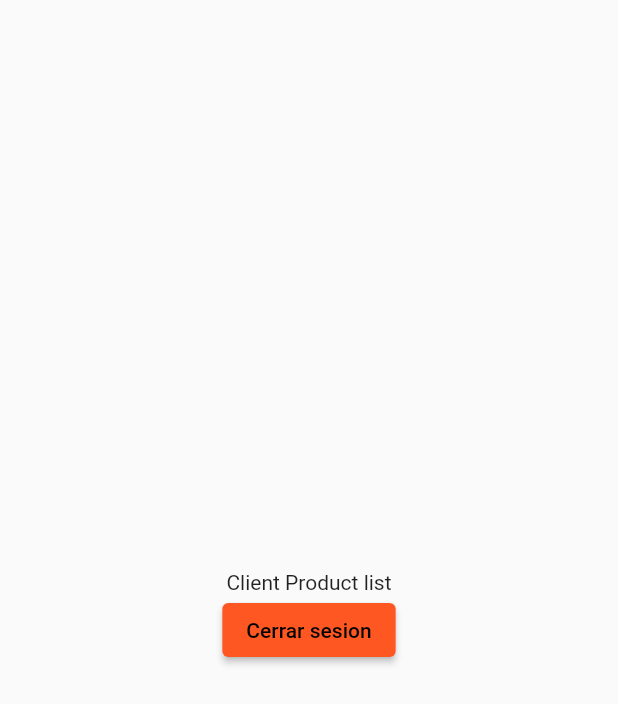
After one commit to WirisLife145/deliveryfood, a Flutter app: the ClientProductsListPage screen opened by its route, on a phone screen of 412 x 824 dp. The commit adds this screen. Shown: the top 704 px of the screen. Run offline on Flutter 3.47's test engine with Material 2 defaults, Android fonts, the phone set to English and light mode, and no system bars; our stand-ins replace get, get_storage, image_picker, sn_progress_dialog; missing offline and left inert: dart:ffi; accounts and stored records are empty; project files that could hold a hidden picture were left out.

Commit message:
pantalla cliente/delivery 1
Se crearon las primeras funcionalidades de la pantallas de cliente y repartidor

```diff
--- a/Android-studio/Delivery_Flutter/lib/main.dart
+++ b/Android-studio/Delivery_Flutter/lib/main.dart
@@ -1,7 +1,10 @@
 import 'package:delivery_flutter/src/models/user.dart';
+import 'package:delivery_flutter/src/pages/client/products/list/client_products_list_page.dart';
+import 'package:delivery_flutter/src/pages/delivery/orders/delivery_orders_list.dart';
 import 'package:delivery_flutter/src/pages/home/home_page.dart';
 import 'package:delivery_flutter/src/pages/login/login_page.dart';
 import 'package:delivery_flutter/src/pages/register/register_page.dart';
+import 'package:delivery_flutter/src/pages/restaurant/orders/list/restaurant_orders_list_page.dart';
 import 'package:delivery_flutter/src/pages/roles/roles_page.dart';
 import 'package:flutter/material.dart';
 import 'package:get/get.dart';
@@ -39,12 +42,15 @@ class _MyAppState extends State<MyApp> {
     return GetMaterialApp(
       title:'Delivery',
       debugShowCheckedModeBanner: false,
-      initialRoute:userSession.id !=null ?'/home' :'/' ,
+      initialRoute: userSession.id != null ? userSession.roles!.length > 1 ? '/roles' : '/client/products/list' : '/',
       getPages: [
         GetPage(name: '/', page:()=>LoginPage()),
         GetPage(name: '/register', page:()=>RegisterPage()),
         GetPage(name: '/home', page:()=>HomePage()),
         GetPage(name: '/roles', page:()=>RolesPage()),
+        GetPage(name: '/restaurant/orders/list', page:()=>RestaurantOrdersListPage()),
+        GetPage(name: '/delivery/orders/list', page:()=>DeliveryOrdersListPage()),
+        GetPage(name: '/client/products/list', page:()=>ClientProductsListPage()),
       ],
       theme: ThemeData(
         primaryColor:Colors.deepOrange,
--- /dev/null
+++ b/Android-studio/Delivery_Flutter/lib/src/pages/client/products/list/client_products_list_controller.dart
@@ -0,0 +1,10 @@
+import 'package:get/get.dart';
+import 'package:get_storage/get_storage.dart';
+
+class ClientProductsListController extends GetxController{
+  void signOut(){
+    GetStorage().remove('user');
+    Get.offNamedUntil('/', (route) => false);//ELimina historial de pantallas
+  }
+
+}
--- /dev/null
+++ b/Android-studio/Delivery_Flutter/lib/src/pages/client/products/list/client_products_list_page.dart
@@ -0,0 +1,32 @@
+import 'package:delivery_flutter/src/pages/client/products/list/client_products_list_controller.dart';
+import 'package:flutter/material.dart';
+import 'package:get/get.dart';
+
+class ClientProductsListPage extends StatelessWidget {
+  ClientProductsListController con = Get.put(ClientProductsListController());
+
+  @override
+  Widget build(BuildContext context) {
+    return Scaffold(
+      body: Center(
+        child: Column(
+          mainAxisAlignment: MainAxisAlignment.center,
+
+
+          children: [
+            Text('Client Product list'),
+            ElevatedButton(
+              onPressed:()=>con.signOut(),
+              child: Text('Cerrar sesion',
+                style:TextStyle(
+                  color: Colors.black,
+                ),
+              ),
+            )
+          ],
+        ),
+      ),
+
+    );
+  }
+}
--- a/Android-studio/Delivery_Flutter/lib/src/pages/home/home_controller.dart
+++ b/Android-studio/Delivery_Flutter/lib/src/pages/home/home_controller.dart
@@ -4,6 +4,8 @@ import 'package:get_storage/get_storage.dart';
 
 class HomeController extends GetxController{
   User user =User.fromJson(GetStorage().read('user')?? {});
+
+
   HomeController (){
     print('USUARIO DE SESION: ${user.toJson()}');
   }
@@ -11,9 +13,6 @@ class HomeController extends GetxController{
   void signOut(){
     GetStorage().remove('user');
     Get.offNamedUntil('/', (route) => false);//ELimina historial de pantallas
-
-
-
   }
 
 }
--- a/Android-studio/Delivery_Flutter/lib/src/pages/home/home_page.dart
+++ b/Android-studio/Delivery_Flutter/lib/src/pages/home/home_page.dart
@@ -15,13 +15,8 @@ class HomePage extends StatelessWidget {
         child: Text('Cerrar sesion',
           style:TextStyle(
             color: Colors.black,
-
           ),
-
-
-
         ),
-
       ),
       ),
     );
--- a/Android-studio/Delivery_Flutter/lib/src/pages/register/register_controller.dart
+++ b/Android-studio/Delivery_Flutter/lib/src/pages/register/register_controller.dart
@@ -77,7 +77,7 @@ class RegisterController extends GetxController{
   }
 
   void goToHomePage() {
-    Get.offNamedUntil('/home', (route) => false);
+    Get.offNamedUntil('/client/products/list', (route) => false);
   }
 
   bool isValidForm(
--- /dev/null
+++ b/Android-studio/Delivery_Flutter/lib/src/pages/restaurant/orders/list/restaurant_orders_list_controller.dart
@@ -0,0 +1,5 @@
+import 'package:get/get.dart';
+
+class RestaurantOrdersListController extends GetxController{
+
+}
--- a/Android-studio/Delivery_Flutter/lib/src/pages/roles/roles_controller.dart
+++ b/Android-studio/Delivery_Flutter/lib/src/pages/roles/roles_controller.dart
@@ -1,3 +1,4 @@
+import 'package:delivery_flutter/src/models/Rol.dart';
 import 'package:delivery_flutter/src/models/user.dart';
 import 'package:get/get.dart';
 import 'package:get_storage/get_storage.dart';
@@ -5,6 +6,11 @@ import 'package:get_storage/get_storage.dart';
 class RolesController extends GetxController{
   User user=User.fromJson(GetStorage().read('user')??{});
 
+  void goToPageRol(Rol rol) {
+    Get.offNamedUntil(rol.route ?? '', (route) => false);
+  }
+
+
 
 
 }
```
Also changed, not shown: Android-studio/Delivery_Flutter/lib/src/pages/delivery/orders/delivery_orders_list.dart (added, +18 -0 lines), Android-studio/Delivery_Flutter/lib/src/pages/delivery/orders/delivery_orders_list_controller.dart (added, +8 -0 lines), Android-studio/Delivery_Flutter/lib/src/pages/login/login_controller.dart (+30 -15 lines), Android-studio/Delivery_Flutter/lib/src/pages/restaurant/orders/list/restaurant_orders_list_page.dart (added, +19 -0 lines), Android-studio/Delivery_Flutter/lib/src/pages/roles/roles_page.dart (+7 -3 lines).
